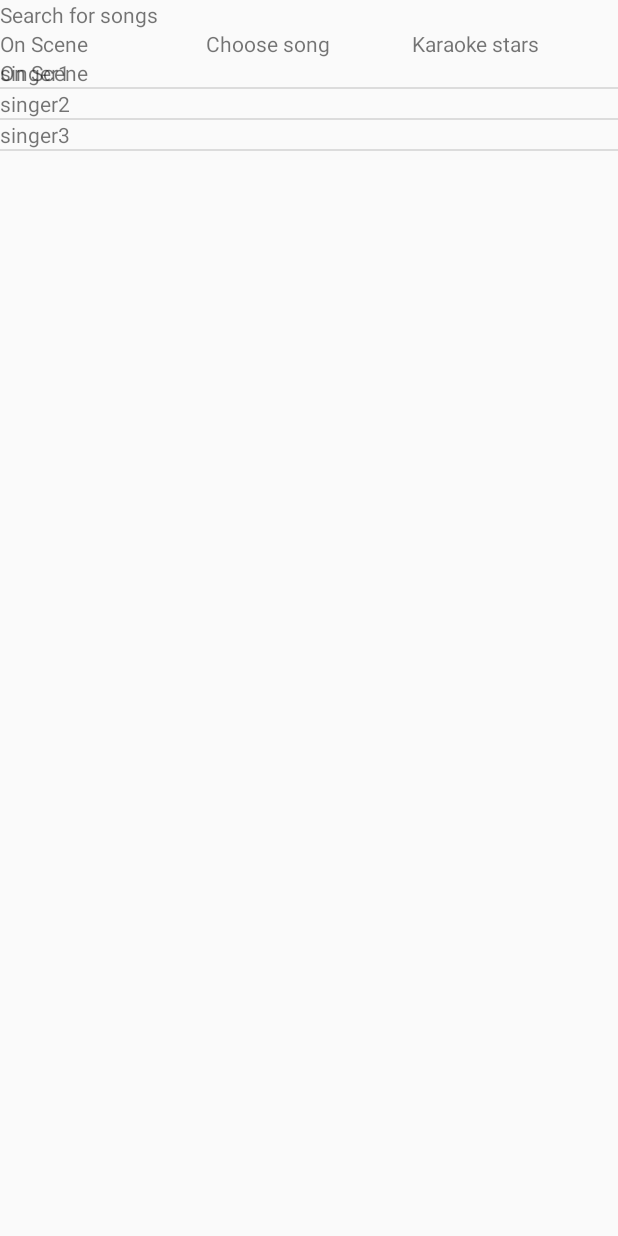
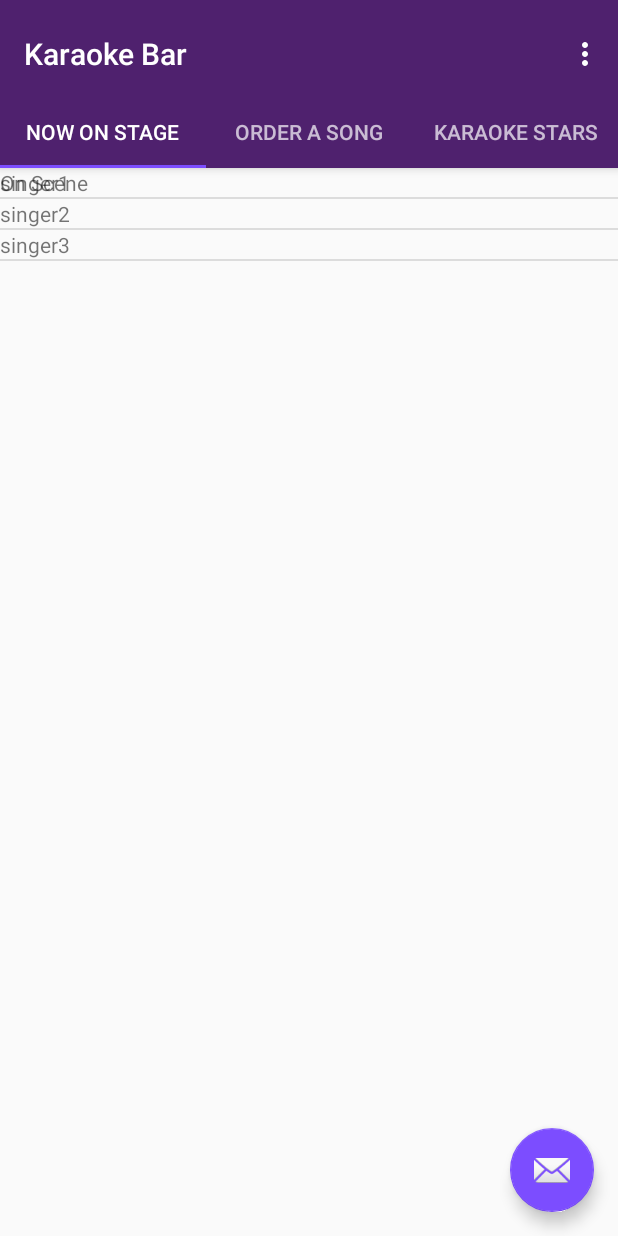
Before and after one commit to hakat0m/KaraokeBar, an Android app: the screen it shows after launch (TabsActivity before the commit, TabbedActivity after it), after a tap on "LOGIN", on a phone screen of 412 x 824 dp. Run offline under Robolectric (Android 15) with nearby library versions, the phone set to English and light mode, and no system bars.

Commit message:
Tabs menu refact

```diff
--- a/app/build.gradle
+++ b/app/build.gradle
@@ -26,5 +26,6 @@
     })
     compile 'com.android.support:appcompat-v7:25.2.0'
     compile 'com.android.support:support-v4:25.2.0'
+    compile 'com.android.support:design:25.2.0'
     testCompile 'junit:junit:4.12'
 }
--- a/app/src/main/AndroidManifest.xml
+++ b/app/src/main/AndroidManifest.xml
@@ -15,7 +15,10 @@
 				<category android:name="android.intent.category.LAUNCHER"/>
 			</intent-filter>
 		</activity>
-		<activity android:name=".TabsActivity">
+		<activity
+			android:name=".TabbedActivity"
+			android:label="@string/title_activity_tabbed"
+			android:theme="@style/AppTheme">
 		</activity>
 	</application>
 
--- a/app/src/main/java/com/example/android/karaokebar/MainActivity.java
+++ b/app/src/main/java/com/example/android/karaokebar/MainActivity.java
@@ -22,8 +22,8 @@
         loginButton.setOnClickListener(new View.OnClickListener() {
                @Override
                public void onClick(View v) {
-                   //Create new intent to open {@link TabsActivity}
-                   Intent stageIntent = new Intent(MainActivity.this, TabsActivity.class);
+                   //Create new intent to open {@link TabbedActivity}
+                   Intent stageIntent = new Intent(MainActivity.this, TabbedActivity.class);
 
                    //Start the new activity
                    startActivity(stageIntent);
--- a/app/src/main/java/com/example/android/karaokebar/SceneFragment.java
+++ b/app/src/main/java/com/example/android/karaokebar/SceneFragment.java
@@ -43,10 +43,6 @@
         ListView listView = (ListView) rootView.findViewById(R.id.list_view_scene);
         listView.setAdapter(itemsAdapter);
 
-        // Remove focus on search bar
-//        EditText editText = (EditText) rootView.findViewById(R.id.editText);
-//        editText.clearFocus();
-
         // Inflate the layout for this fragment
         return rootView;
     }
--- /dev/null
+++ b/app/src/main/java/com/example/android/karaokebar/TabbedActivity.java
@@ -0,0 +1,130 @@
+package com.example.android.karaokebar;
+
+import android.os.Bundle;
+import android.support.design.widget.FloatingActionButton;
+import android.support.design.widget.Snackbar;
+import android.support.design.widget.TabLayout;
+import android.support.v4.app.Fragment;
+import android.support.v4.app.FragmentManager;
+import android.support.v4.app.FragmentPagerAdapter;
+import android.support.v4.view.ViewPager;
+import android.support.v7.app.AppCompatActivity;
+import android.support.v7.widget.Toolbar;
+import android.view.*;
+
+public class TabbedActivity extends AppCompatActivity {
+
+    /**
+     * The {@link android.support.v4.view.PagerAdapter} that will provide
+     * fragments for each of the sections. We use a
+     * {@link FragmentPagerAdapter} derivative, which will keep every
+     * loaded fragment in memory. If this becomes too memory intensive, it
+     * may be best to switch to a
+     * {@link android.support.v4.app.FragmentStatePagerAdapter}.
+     */
+    private SectionsPagerAdapter mSectionsPagerAdapter;
+
+    /**
+     * The {@link ViewPager} that will host the section contents.
+     */
+    private ViewPager mViewPager;
+
+    @Override
+    protected void onCreate(Bundle savedInstanceState) {
+        super.onCreate(savedInstanceState);
+        setContentView(R.layout.activity_tabbed);
+
+        Toolbar toolbar = (Toolbar) findViewById(R.id.toolbar);
+        setSupportActionBar(toolbar);
+        // Create the adapter that will return a fragment for each of the three
+        // primary sections of the activity.
+        mSectionsPagerAdapter = new SectionsPagerAdapter(getSupportFragmentManager());
+
+        // Set up the ViewPager with the sections adapter.
+        mViewPager = (ViewPager) findViewById(R.id.container);
+        mViewPager.setAdapter(mSectionsPagerAdapter);
+
+        TabLayout tabLayout = (TabLayout) findViewById(R.id.tabs);
+        tabLayout.setupWithViewPager(mViewPager);
+
+        FloatingActionButton fab = (FloatingActionButton) findViewById(R.id.fab);
+        fab.setOnClickListener(new View.OnClickListener() {
+            @Override
+            public void onClick(View view) {
+                Snackbar.make(view, "Replace with your own action", Snackbar.LENGTH_LONG)
+                        .setAction("Action", null).show();
+            }
+        });
+
+    }
+
+
+    @Override
+    public boolean onCreateOptionsMenu(Menu menu) {
+        // Inflate the menu; this adds items to the action bar if it is present.
+        getMenuInflater().inflate(R.menu.menu_tabbed, menu);
+        return true;
+    }
+
+    @Override
+    public boolean onOptionsItemSelected(MenuItem item) {
+        // Handle action bar item clicks here. The action bar will
+        // automatically handle clicks on the Home/Up button, so long
+        // as you specify a parent activity in AndroidManifest.xml.
+        int id = item.getItemId();
+
+        //noinspection SimplifiableIfStatement
+        if (id == R.id.action_settings) {
+            return true;
+        }
+
+        return super.onOptionsItemSelected(item);
+    }
+
+
+    /**
+     * A {@link FragmentPagerAdapter} that returns a fragment corresponding to
+     * one of the sections/tabs/pages.
+     */
+    public class SectionsPagerAdapter extends FragmentPagerAdapter {
+
+        public SectionsPagerAdapter(FragmentManager fm) {
+            super(fm);
+        }
+
+        @Override
+        public Fragment getItem(int position) {
+            switch (position) {
+                case 0:
+                    return new SceneFragment();
+                case 1:
+                    return new OrderFragment();
+                case 2:
+                    return new ProfilesFragment();
+            }
+            return null;
+            // getItem is called to instantiate the fragment for the given page.
+            // Return a PlaceholderFragment (defined as a static inner class below).
+            //return PlaceholderFragment.newInstance(position + 1);
+        }
+
+        @Override
+        public int getCount() {
+            // Show 3 total pages.
+            return 3;
+        }
+
+        @Override
+        public CharSequence getPageTitle(int position) {
+            switch (position) {
+                case 0:
+                    return "Now on stage";
+                case 1:
+                    return "Order a Song";
+                case 2:
+                    return "Karaoke Stars";
+            }
+            return null;
+        }
+    }
+}
--- a/app/src/main/java/com/example/android/karaokebar/TabsActivity.java
+++ /dev/null
@@ -1,23 +0,0 @@
-package com.example.android.karaokebar;
-
-import android.support.v4.view.ViewPager;
-import android.support.v7.app.AppCompatActivity;
-import android.os.Bundle;
-
-public class TabsActivity extends AppCompatActivity {
-
-    @Override
-    protected void onCreate(Bundle savedInstanceState) {
-        super.onCreate(savedInstanceState);
-        setContentView(R.layout.activity_tabs);
-
-        // Find the view pager that will allow the user to swipe between fragments
-        ViewPager viewPager = (ViewPager) findViewById(R.id.viewpager);
-
-        // Create an adapter that knows which fragment should be shown on each page
-        TabsFragmentPageAdapter adapter = new TabsFragmentPageAdapter(getSupportFragmentManager());
-
-        // Set the adapter onto the view pager
-        viewPager.setAdapter(adapter);
-    }
-}
--- a/app/src/main/java/com/example/android/karaokebar/TabsFragmentPageAdapter.java
+++ /dev/null
@@ -1,33 +0,0 @@
-package com.example.android.karaokebar;
-
-import android.support.v4.app.Fragment;
-import android.support.v4.app.FragmentManager;
-import android.support.v4.app.FragmentPagerAdapter;
-
-/**
- * Provides the appropriate {@link Fragment} for a view pager.
- */
-
-public class TabsFragmentPageAdapter extends FragmentPagerAdapter {
-
-    public TabsFragmentPageAdapter(FragmentManager fm) {
-        super(fm);
-    }
-
-    @Override
-    public Fragment getItem(int position) {
-        switch (position) {
-            case 0:
-                return new SceneFragment();
-            case 1:
-                return new OrderFragment();
-            case 2:
-                return new ProfilesFragment();
-        }
-        return null;
-    }
-
-    @Override
-    //Set number of displayed tabs
-    public int getCount() {return 3;}
-}
--- /dev/null
+++ b/app/src/main/res/layout/activity_tabbed.xml
@@ -0,0 +1,49 @@
+<?xml version="1.0" encoding="utf-8"?>
+<android.support.design.widget.CoordinatorLayout xmlns:android="http://schemas.android.com/apk/res/android"
+												 xmlns:tools="http://schemas.android.com/tools"
+												 xmlns:app="http://schemas.android.com/apk/res-auto"
+												 android:id="@+id/main_content"
+												 android:layout_width="match_parent"
+												 android:layout_height="match_parent"
+												 android:fitsSystemWindows="true"
+												 tools:context="com.example.android.karaokebar.TabbedActivity">
+
+	<android.support.design.widget.AppBarLayout
+		android:id="@+id/appbar"
+		android:layout_width="match_parent"
+		android:layout_height="wrap_content"
+		android:paddingTop="@dimen/appbar_padding_top"
+		android:theme="@style/AppTheme.AppBarOverlay">
+
+		<android.support.v7.widget.Toolbar
+			android:id="@+id/toolbar"
+			android:layout_width="match_parent"
+			android:layout_height="?attr/actionBarSize"
+			android:background="?attr/colorPrimary"
+			app:popupTheme="@style/AppTheme.PopupOverlay"
+			app:layout_scrollFlags="scroll|enterAlways">
+
+		</android.support.v7.widget.Toolbar>
+
+		<android.support.design.widget.TabLayout
+			android:id="@+id/tabs"
+			android:layout_width="match_parent"
+			android:layout_height="wrap_content"/>
+
+	</android.support.design.widget.AppBarLayout>
+
+	<android.support.v4.view.ViewPager
+		android:id="@+id/container"
+		android:layout_width="match_parent"
+		android:layout_height="match_parent"
+		app:layout_behavior="@string/appbar_scrolling_view_behavior"/>
+
+	<android.support.design.widget.FloatingActionButton
+		android:id="@+id/fab"
+		android:layout_width="wrap_content"
+		android:layout_height="wrap_content"
+		android:layout_gravity="end|bottom"
+		android:layout_margin="@dimen/fab_margin"
+		app:srcCompat="@android:drawable/ic_dialog_email"/>
+
+</android.support.design.widget.CoordinatorLayout>
--- a/app/src/main/res/layout/activity_tabs.xml
+++ /dev/null
@@ -1,45 +0,0 @@
-<?xml version="1.0" encoding="utf-8"?>
-<!-- Layout for the main screen -->
-<LinearLayout xmlns:android="http://schemas.android.com/apk/res/android"
-			  xmlns:tools="http://schemas.android.com/tools"
-			  android:layout_width="match_parent"
-			  android:layout_height="match_parent"
-			  android:orientation="vertical"
-			  android:focusableInTouchMode="true"
-			  tools:context="com.example.android.karaokebar.TabsActivity">
-
-	<TextView
-		android:layout_width="match_parent"
-		android:layout_height="wrap_content"
-		android:text="Search for songs"/>
-
-
-	<LinearLayout
-		android:layout_width="match_parent"
-		android:layout_height="wrap_content"
-		android:orientation="horizontal">
-		<TextView
-			android:layout_width="0dp"
-			android:layout_height="wrap_content"
-			android:layout_weight="1"
-			android:text="@string/tab_on_scene"/>
-
-		<TextView
-			android:layout_width="0dp"
-			android:layout_height="wrap_content"
-			android:layout_weight="1"
-			android:text="@string/tab_choose_song"/>
-		<TextView
-			android:layout_width="0dp"
-			android:layout_height="wrap_content"
-			android:layout_weight="1"
-			android:text="@string/tab_karaoke_stars"/>
-	</LinearLayout>
-
-
-	<android.support.v4.view.ViewPager
-		android:id="@+id/viewpager"
-		android:layout_width="match_parent"
-		android:layout_height="wrap_content"/>
-
-</LinearLayout>
--- /dev/null
+++ b/app/src/main/res/layout/fragment_tabbed.xml
@@ -0,0 +1,16 @@
+<RelativeLayout xmlns:android="http://schemas.android.com/apk/res/android"
+				xmlns:tools="http://schemas.android.com/tools"
+				android:layout_width="match_parent"
+				android:layout_height="match_parent"
+				android:paddingLeft="@dimen/activity_horizontal_margin"
+				android:paddingRight="@dimen/activity_horizontal_margin"
+				android:paddingTop="@dimen/activity_vertical_margin"
+				android:paddingBottom="@dimen/activity_vertical_margin"
+				tools:context="com.example.android.karaokebar.TabbedActivity$PlaceholderFragment">
+
+	<TextView
+		android:id="@+id/section_label"
+		android:layout_width="wrap_content"
+		android:layout_height="wrap_content"/>
+
+</RelativeLayout>
--- /dev/null
+++ b/app/src/main/res/menu/menu_tabbed.xml
@@ -0,0 +1,9 @@
+<menu xmlns:android="http://schemas.android.com/apk/res/android"
+	  xmlns:app="http://schemas.android.com/apk/res-auto"
+	  xmlns:tools="http://schemas.android.com/tools"
+	  tools:context="com.example.android.karaokebar.TabbedActivity">
+	<item android:id="@+id/action_settings"
+		  android:title="@string/action_settings"
+		  android:orderInCategory="100"
+		  app:showAsAction="never"/>
+</menu>
--- /dev/null
+++ b/app/src/main/res/values-v21/styles.xml
@@ -0,0 +1,2 @@
+<resources>
+</resources>
--- a/app/src/main/res/values/colors.xml
+++ b/app/src/main/res/values/colors.xml
@@ -1,7 +1,7 @@
 <?xml version="1.0" encoding="utf-8"?>
 <resources>
 	<!-- Primary color of the app (shown in the app bar) -->
-	<color name="colorPrimary">#63216E</color>
+	<color name="colorPrimary">#4f216e</color>
 
 	<!-- Primary dark color of the app (shown in the status bar) -->
 	<color name="colorPrimaryDark">#361442</color>
--- a/app/src/main/res/values/dimens.xml
+++ b/app/src/main/res/values/dimens.xml
@@ -2,4 +2,7 @@
 	<!-- Default screen margins, per the Android Design guidelines. -->
 	<dimen name="activity_horizontal_margin">16dp</dimen>
 	<dimen name="activity_vertical_margin">16dp</dimen>
+
+	<dimen name="fab_margin">16dp</dimen>
+	<dimen name="appbar_padding_top">8dp</dimen>
 </resources>
--- a/app/src/main/res/values/strings.xml
+++ b/app/src/main/res/values/strings.xml
@@ -5,4 +5,7 @@
 	<string name="tab_on_scene">On Scene</string>
 	<string name="tab_choose_song">Choose song</string>
 	<string name="tab_karaoke_stars">Karaoke stars</string>
+	<string name="title_activity_tabbed">Karaoke Bar</string>
+	<string name="action_settings">Settings</string>
+	<string name="section_format">Hello World from section: %1$d</string>
 </resources>
--- a/app/src/main/res/values/styles.xml
+++ b/app/src/main/res/values/styles.xml
@@ -20,4 +20,7 @@
 		<item name="android:background">@color/colorPrimary</item>
 	</style>
 
+	<style name="AppTheme.AppBarOverlay" parent="ThemeOverlay.AppCompat.Dark.ActionBar"/>
+	<style name="AppTheme.PopupOverlay" parent="ThemeOverlay.AppCompat.Light"/>
+
 </resources>
```
